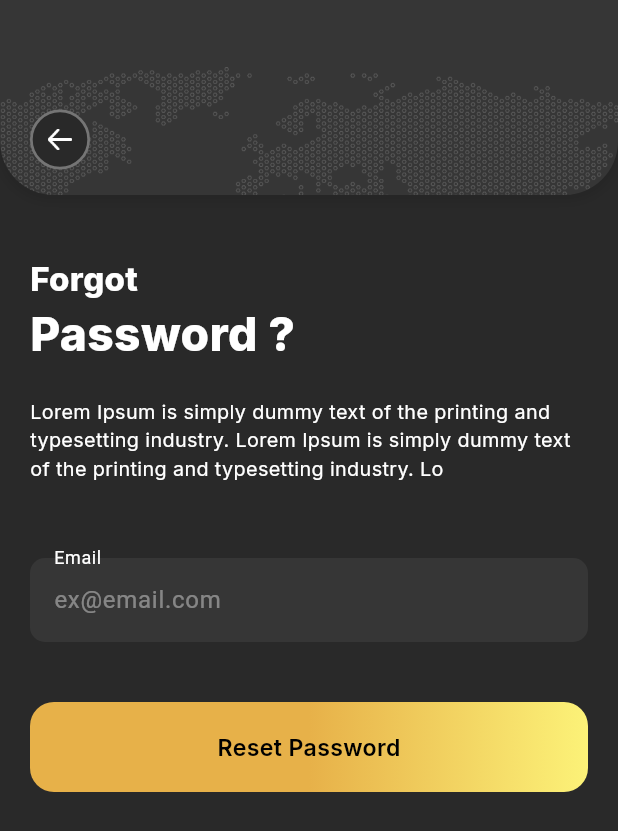
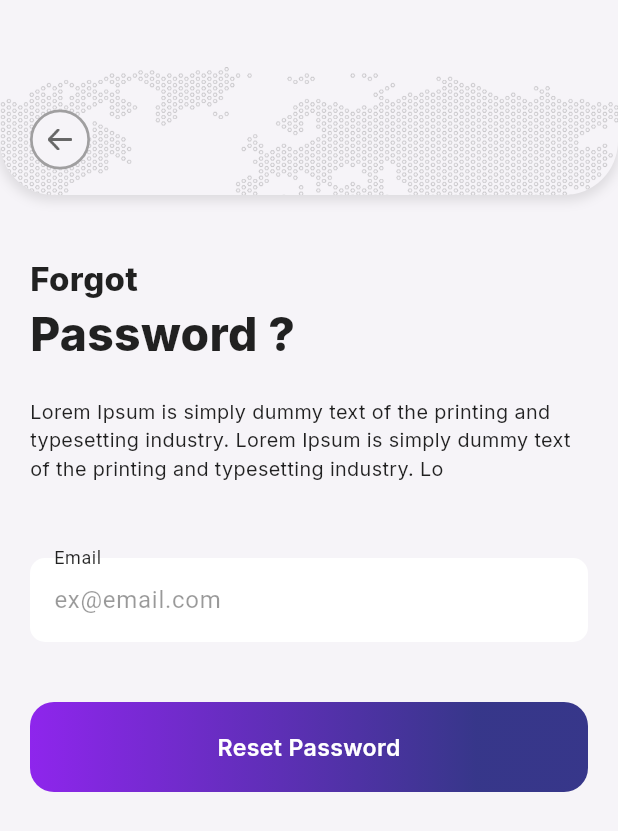
Before and after one commit to sudheer11002/eppsee_app, a Flutter app: the ForgetPasswordPage screen opened by its route, on a phone screen of 412 x 824 dp. Shown: the top 831 px of the screen. Run offline on Flutter 3.47's test engine with Material 3 defaults, Android fonts, the phone set to English and light mode, and no system bars; our stand-ins replace connectivity_plus, device_info_plus, dio, firebase_crashlytics, flutter_secure_storage, fluttertoast and 5 more; missing offline and left inert: encrypt; accounts and stored records are empty.

Commit message:
login forget password UI styling complete

```diff
--- a/lib/src/common_widgets/common_gradient_btn.dart
+++ b/lib/src/common_widgets/common_gradient_btn.dart
@@ -36,19 +36,19 @@ class CommonGradientButton extends StatelessWidget {
             begin: Alignment.centerLeft,
             end: Alignment.centerRight,
             colors: [
-              AppColors.leftColourShade,
-              AppColors.rightColourShade,
+              AppColors.primaryGradientColor.withValues(alpha: 0.9),
+              AppColors.secondaryGradientColor.withValues(alpha: 0.9),
             ],
-            stops: [
-              0.5, // Blue takes 80% width
-              1.0, // Red only blends in last 20%
+            stops: const [
+              0.0,
+              0.8, // 70% first color
             ],
           ),
         ),
         child: Center(
           child: CustomTextWidget(
             text: btnText,
-            color: AppColors.black,
+            color: AppColors.white,
             fontWeight: FontWeight.w600,
             fontSize: AppDimens.size14,
 
--- a/lib/src/common_widgets/common_header_bg.dart
+++ b/lib/src/common_widgets/common_header_bg.dart
@@ -44,7 +44,7 @@ class CommonHeaderBackground extends StatelessWidget {
           bottomLeft: Radius.circular(AppDimens.size36),
           bottomRight: Radius.circular(AppDimens.size36),
         ),
-        color: AppColors.secondaryDark,
+        color: AppColors.primaryBGColorShade,
         boxShadow: [
           BoxShadow(
             color: Colors.black.withValues(alpha: 0.1),
@@ -57,7 +57,7 @@ class CommonHeaderBackground extends StatelessWidget {
           image: AssetImage(imagePath),
           fit: imageFit,
           colorFilter: ColorFilter.mode(
-            AppColors.white.withValues(alpha: 0.7),
+            AppColors.primaryDark.withValues(alpha: 0.9),
             BlendMode.srcIn,
           ),
           alignment: Alignment.bottomCenter,
--- a/lib/src/common_widgets/common_icon_btn.dart
+++ b/lib/src/common_widgets/common_icon_btn.dart
@@ -23,14 +23,28 @@ class CommonIconButton extends StatelessWidget {
         height: AppDimens.size40,
         width: AppDimens.size40,
         decoration: BoxDecoration(
-          color: AppColors.primaryDark,
+          color: AppColors.primaryBGColorShade,
           borderRadius: BorderRadius.circular(
             AppDimens.size28,
           ),
           border: Border.all(
-            color: AppColors.primaryLightDark,
+            color: AppColors.iconColor.withValues(
+              alpha: 0.6,
+            ),
             width: 1.8,
           ),
+          // gradient: LinearGradient(
+          //   begin: Alignment.centerLeft,
+          //   end: Alignment.centerRight,
+          //   colors: [
+          //     AppColors.primaryBGColorShade.withValues(alpha: 0.5),
+          //     AppColors.primaryBGColorShade.withValues(alpha: 0.5),
+          //   ],
+          //   stops: const [
+          //     0.0,
+          //     0.8, // 70% first color
+          //   ],
+          // ),
         ),
         child: Padding(
           padding: EdgeInsets.all(
@@ -38,6 +52,7 @@ class CommonIconButton extends StatelessWidget {
           ),
           child: Image.asset(
             icon,
+            color: AppColors.iconColor,
           ),
         ),
       ),
--- a/lib/src/common_widgets/custom_input_field.dart
+++ b/lib/src/common_widgets/custom_input_field.dart
@@ -60,15 +60,19 @@ class _CustomInputFieldState extends State<CustomInputField> {
       obscureText: _obscureText,
       keyboardType: widget.keyboardType,
       onChanged: widget.onChanged,
-      style: const TextStyle(color: Colors.white),
+      style: TextStyle(
+        color: AppColors.black87,
+      ),
       decoration: InputDecoration(
         labelText: widget.label,
         floatingLabelBehavior: FloatingLabelBehavior.always,
-        labelStyle: const TextStyle(color: AppColors.white),
+        labelStyle: const TextStyle(
+          color: AppColors.black87,
+        ),
         hintText: widget.hintText,
-        hintStyle: TextStyle(color: AppColors.white.withValues(alpha: 0.4)),
+        hintStyle: TextStyle(color: AppColors.black.withValues(alpha: 0.4)),
         filled: true,
-        fillColor: widget.inputFilledColor ?? AppColors.secondaryDark,
+        fillColor: widget.inputFilledColor ?? AppColors.white,
         contentPadding: const EdgeInsets.symmetric(
           vertical: AppDimens.size16,
           horizontal: AppDimens.size12,
@@ -76,7 +80,12 @@ class _CustomInputFieldState extends State<CustomInputField> {
         prefixIcon: widget.prefixImage != null
             ? Padding(
                 padding: const EdgeInsets.all(AppDimens.size12),
-                child: Image.asset(widget.prefixImage!, width: 20, height: 20, color: Colors.white),
+                child: Image.asset(
+                  widget.prefixImage!,
+                  width: 20,
+                  height: 20,
+                  color: AppColors.white,
+                ),
               )
             : null,
         suffixIcon: widget.isPassword
@@ -84,7 +93,7 @@ class _CustomInputFieldState extends State<CustomInputField> {
                 onPressed: _toggleVisibility,
                 icon: Icon(
                   _obscureText ? Icons.visibility_off : Icons.visibility,
-                  color: Colors.white70,
+                  color: AppColors.black54,
                 ),
               )
             : null,
@@ -95,7 +104,7 @@ class _CustomInputFieldState extends State<CustomInputField> {
         focusedBorder: OutlineInputBorder(
           borderRadius: BorderRadius.circular(AppDimens.size10),
           borderSide: BorderSide(
-            color: widget.borderColor ?? AppColors.secondaryDark,
+            color: widget.borderColor ?? AppColors.primaryGradientColor,
             width: 1.2,
           ),
         ),
--- a/lib/src/constants/app_colors.dart
+++ b/lib/src/constants/app_colors.dart
@@ -3,10 +3,23 @@ import 'package:flutter/material.dart';
 class AppColors {
   AppColors._();
 
+// Eppsee Colors
+
+  static const Color primaryGradientColor = Color(0xFF830FEB);
+  static const Color secondaryGradientColor = Color(0xFF22227E);
+  static const Color primaryBGColorShade = Color(0xFFF6F4F8);
+  static const Color lightGrey = Color(0xFFcfcfcf);
+  static const white = Colors.white;
+  static const black = Colors.black;
+  static const black54 = Colors.black54;
+  static const black87 = Colors.black87;
+
+//
   static const Color primaryDark = Color(0xFF292929);
   static const Color secondaryDark = Color(0xFF363636);
   static const Color primaryLightDark = Color(0xFF757575);
   static const Color primaryDarkAppBGColour = Color(0xFF292929);
+  static const Color primaryAppBGColour = Color(0xFFffffff);
   static const Color goldThemeColor = Color(0xFFE7B149);
   static const Color lightGoldThemeColor = Color(0xFFFCF278);
   static const Color textColor = Color(0xFF757575);
@@ -29,8 +42,7 @@ class AppColors {
 
   static const secondaryColor = Color(0xff2D375D);
   static const buttonColor = Color(0xff2D375D);
-  static const white = Colors.white;
-  static const black = Colors.black;
+
   static const Color primaryHintText = Color(0xCAA4A1A1);
   static const iconColor = Color(0xff666666);
   static const inputTextColor = Color(0xff888888);
--- a/lib/src/constants/app_strings.dart
+++ b/lib/src/constants/app_strings.dart
@@ -1,8 +1,26 @@
 class AppStrings {
-  static const String appTitle = 'TAJ';
-  static const String findARelaxFlightForNextTrip = 'Find a relaxing flight\n for next trip';
-  static const String bigWorldOutthereGoExplore = 'Big world out there,\nGo Explore';
-  static const String readyToTakeOffTheFlight = 'Ready to take\noff the flight';
+  static const String appTitle = 'Eppsee';
+
+  /// Onboarding Strings
+  /// index 0
+  static const String buildYourStoreYourWay = 'Build Your Store\nYour Way';
+
+  static const String setUpYourOnlineStoreInMinutes =
+      'Set up your online store in minutes. Create your storefront, add products, and get ready to sell — no code, no complexity.';
+
+  /// index 1
+  static const String launchFasterThanEver = 'Edit Your Store\nVisually';
+
+  static const String weHaveBuildAsimpleWayForBusiness =
+      'Customize layouts, change colors, and manage products using simple visual controls. See your changes instantly across web and mobile.';
+
+  /// index 2
+  static const String startSellingOnline = 'Preview Before\nYou Go Live';
+
+  static const String easyToUseTheAppForYourNextFli =
+      'Preview your store on web and mobile, make final adjustments, and publish with confidence when you’re ready.';
+
+  /// Auth Strings
   static const String lets = 'Let\'s';
   static const String signUp = 'Sign Up';
   static const String signIn = 'Sign In';
@@ -76,12 +94,6 @@ class AppStrings {
       'Password & confirm password does not match.';
   static const String anErrorOccurredTryAgain = 'An error occurred. Please try again.';
 
-//
-  static const String tryThisSmartAppForYourNextFlight =
-      'Try this smart app for your next\nflight booking ticket';
-  static const String easyToUseTheAppForYourNextFlight =
-      'Easy to use the app for your next\n flight booking ticket';
-
   ///
   /// TODO: Delete these dummy text
   ///
--- a/lib/src/features/auth/presentation/page/forget_password.dart
+++ b/lib/src/features/auth/presentation/page/forget_password.dart
@@ -19,7 +19,7 @@ class ForgetPasswordPage extends GetView<ForgetPasswordController> {
   Widget build(BuildContext context) {
     return Scaffold(
       body: Container(
-        color: AppColors.primaryDark,
+        color: AppColors.primaryBGColorShade,
         width: Get.width,
         height: Get.height,
         child: Column(
@@ -47,21 +47,21 @@ class ForgetPasswordPage extends GetView<ForgetPasswordController> {
                       ///
                       CustomTextWidget(
                         text: AppStrings.forgot,
-                        color: AppColors.white,
+                        color: AppColors.black87,
                         fontSize: AppDimens.size20,
                         fontWeight: FontWeight.w800,
                         // fontWeight: FontWeight.bold,
                       ),
                       CustomTextWidget(
                         text: AppStrings.passwordQues,
-                        color: AppColors.white,
+                        color: AppColors.black87,
                         fontSize: AppDimens.size28,
                         fontWeight: FontWeight.w800,
                       ),
                       Gap(AppDimens.size20),
                       CustomTextWidget(
                         text: AppStrings.dummyTextSignup,
-                        color: AppColors.white,
+                        color: AppColors.black87,
                         fontSize: AppDimens.size12,
                       ),
                       Gap(AppDimens.size30),
```
Also changed, not shown: lib/src/features/auth/presentation/page/login.dart (+26 -25 lines), lib/src/features/onboarding/presentation/controllers/onboarding_controller.dart (+6 -6 lines), lib/src/features/onboarding/presentation/page/on_boarding_screen.dart (+43 -6 lines), lib/src/features/onboarding/presentation/widgets/onboarding_title_body_text.dart (+12 -7 lines), lib/src/features/splash/presentation/page/splash_screen.dart (+4 -3 lines), assets/images/logo.png, assets/images/onboarding_bg.png.
